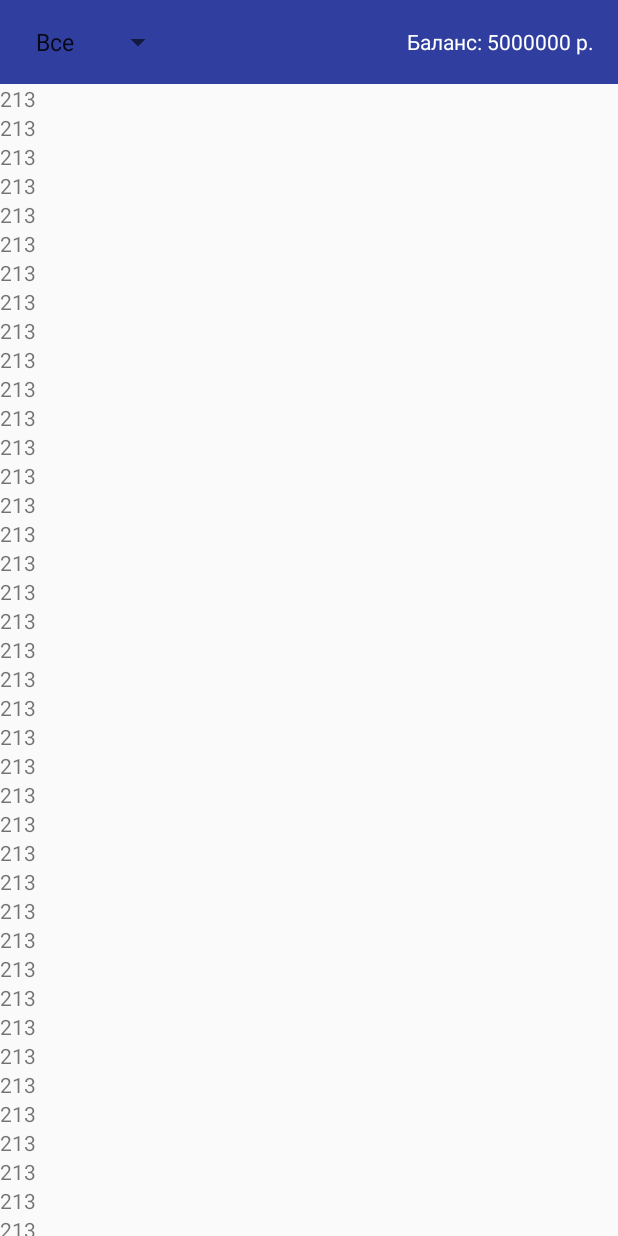
After one commit to batuevAA/ps_store, an Android app: the GameListActivity screen opened directly, with no data from a screen before it, on a phone screen of 412 x 824 dp. The commit adds this screen. Run offline under Robolectric (Android 15) with nearby library versions, the phone set to English and light mode, and no system bars.

Commit message:
Список игр

```diff
--- a/app/build.gradle
+++ b/app/build.gradle
@@ -2,10 +2,9 @@ apply plugin: 'com.android.application'
 
 android {
     compileSdkVersion 26
-    buildToolsVersion "28.0.3"
     defaultConfig {
         applicationId "ps_store.batuev.com.ps_store"
-        minSdkVersion 21
+        minSdkVersion 22
         targetSdkVersion 26
         versionCode 1
         versionName "1.0"
@@ -17,13 +16,16 @@ android {
             proguardFiles getDefaultProguardFile('proguard-android.txt'), 'proguard-rules.pro'
         }
     }
+    compileOptions {
+        sourceCompatibility JavaVersion.VERSION_1_8
+        targetCompatibility JavaVersion.VERSION_1_8
+    }
 }
 
 dependencies {
     implementation fileTree(dir: 'libs', include: ['*.jar'])
     implementation 'com.android.support.constraint:constraint-layout:1.1.3'
-    testImplementation 'junit:junit:4.12'
-    androidTestImplementation 'com.android.support.test:runner:1.0.2'
-    androidTestImplementation 'com.android.support.test.espresso:espresso-core:3.0.2'
     implementation 'com.google.code.gson:gson:2.8.5'
+    implementation 'com.android.support:recyclerview-v7:26.1.0'
+    implementation 'com.android.support:support-v4:26.1.0'
 }
--- a/app/src/main/AndroidManifest.xml
+++ b/app/src/main/AndroidManifest.xml
@@ -2,7 +2,7 @@
 <manifest xmlns:android="http://schemas.android.com/apk/res/android"
           package="ps_store.batuev.com.ps_store">
 
-    <uses-permission android:name="android.permission.INTERNET" />
+    <uses-permission android:name="android.permission.INTERNET"/>
 
     <application
             android:allowBackup="true"
@@ -20,6 +20,8 @@
         </activity>
         <activity android:name=".RegistrationActivity">
         </activity>
+        <activity android:name=".GameListActivity">
+        </activity>
     </application>
 
 </manifest>
--- /dev/null
+++ b/app/src/main/java/ps_store/batuev/com/ps_store/GameAdapter.java
@@ -0,0 +1,49 @@
+package ps_store.batuev.com.ps_store;
+import android.content.Context;
+import android.support.v7.widget.RecyclerView;
+import android.view.LayoutInflater;
+import android.view.View;
+import android.view.ViewGroup;
+
+import java.util.List;
+
+
+
+
+
+public class GameAdapter extends RecyclerView.Adapter<GameAdapter.ViewHolder> {
+
+    private LayoutInflater inflater;
+    private List<Game> phones;
+
+    public GameAdapter(Context context, List<Game> phones) {
+        this.phones = phones;
+        this.inflater = LayoutInflater.from(context);
+    }
+
+    @Override
+    public ViewHolder onCreateViewHolder(ViewGroup parent, int viewType) {
+        View view = inflater.inflate(R.layout.game, parent, false);
+        return new ViewHolder(view);
+    }
+
+
+    @Override
+    public void onBindViewHolder(ViewHolder holder, int position) {
+
+    }
+
+
+    @Override
+    public int getItemCount() {
+        return 155;
+    }
+
+
+    public class ViewHolder extends RecyclerView.ViewHolder {
+
+        public ViewHolder(View itemView) {
+            super(itemView);
+        }
+    }
+}
--- /dev/null
+++ b/app/src/main/java/ps_store/batuev/com/ps_store/GameListActivity.java
@@ -0,0 +1,29 @@
+package ps_store.batuev.com.ps_store;
+
+import android.app.Activity;
+import android.os.Bundle;
+import android.support.v7.widget.RecyclerView;
+
+import java.util.Collections;
+
+
+
+
+
+public class GameListActivity extends Activity {
+
+    private RecyclerView recyclerView;
+
+    @Override
+    protected void onCreate(Bundle savedInstanceState) {
+        super.onCreate(savedInstanceState);
+        setContentView(R.layout.activity_game_list);
+
+        this.recyclerView = findViewById(R.id.gameList);
+
+        // создаем адаптер
+        GameAdapter adapter = new GameAdapter(this, Collections.emptyList());
+        // устанавливаем для списка адаптер
+        recyclerView.setAdapter(adapter);
+    }
+}
--- a/app/src/main/java/ps_store/batuev/com/ps_store/MainActivity.java
+++ b/app/src/main/java/ps_store/batuev/com/ps_store/MainActivity.java
@@ -33,6 +33,8 @@ public class MainActivity extends Activity {
 
 
     public void login(View view) {
+        final MainActivity that = this;
+
         new AsyncTask<Void, Void, User>() {
             @Override
             protected User doInBackground(Void... strings) {
@@ -43,7 +45,11 @@ public class MainActivity extends Activity {
             @Override
             protected void onPostExecute(User user) {
                 User.CURRENT_USER = user;
-                // TODO: На экран с играми
+
+                if (user != null) {
+                    Intent intent = new Intent(that, GameListActivity.class);
+                    that.startActivity(intent);
+                }
             }
         }.execute();
     }
--- a/app/src/main/java/ps_store/batuev/com/ps_store/ServerApi.java
+++ b/app/src/main/java/ps_store/batuev/com/ps_store/ServerApi.java
@@ -94,15 +94,6 @@ public class ServerApi {
     }
 
 
-    /**
-     * Получить список игр по платформе
-     * */
-    public static ArrayList<Game> getGames(GamePlatform platform) {
-
-        return null;
-    }
-
-
 
     /**
      * Покупка игры
--- /dev/null
+++ b/app/src/main/res/layout/activity_game_list.xml
@@ -0,0 +1,43 @@
+<?xml version="1.0" encoding="utf-8"?>
+<LinearLayout
+        xmlns:android="http://schemas.android.com/apk/res/android"
+        xmlns:tools="http://schemas.android.com/tools"
+        xmlns:app="http://schemas.android.com/apk/res-auto"
+        android:layout_width="match_parent"
+        android:layout_height="match_parent"
+        android:orientation="vertical"
+        tools:context="ps_store.batuev.com.ps_store.GameListActivity">
+
+    <Toolbar
+            android:layout_width="match_parent"
+            android:layout_height="wrap_content"
+            android:background="@color/colorPrimaryDark">
+
+        <Spinner
+                android:id="@+id/consoleType"
+                android:layout_width="wrap_content"
+                android:layout_height="wrap_content"
+                android:entries="@array/consoleList"
+                android:textColor="#ffffff"
+        />
+
+        <TextView
+                android:id="@+id/balance"
+                android:layout_width="wrap_content"
+                android:layout_height="match_parent"
+                android:text="Баланс: 5000000 р."
+                android:textColor="#ffffff"
+                android:paddingRight="16dp"
+                android:layout_gravity="end"
+        />
+
+
+    </Toolbar>
+
+    <android.support.v7.widget.RecyclerView
+            android:id="@+id/gameList"
+            app:layoutManager="LinearLayoutManager"
+            android:layout_width="match_parent"
+            android:layout_height="match_parent"/>
+
+</LinearLayout>
--- a/app/src/main/res/layout/activity_main.xml
+++ b/app/src/main/res/layout/activity_main.xml
@@ -37,7 +37,7 @@
                 android:layout_width="match_parent"
                 android:layout_height="wrap_content"
                 android:inputType="text"
-                android:hint="Логин"/>
+                android:hint="Логин" android:text="admin"/>
 
 
         <EditText
@@ -46,7 +46,7 @@
                 android:layout_height="wrap_content"
                 android:password="true"
                 android:inputType="text"
-                android:hint="Пароль"/>
+                android:hint="Пароль" android:text="0000"/>
 
         <Button
                 android:layout_width="match_parent"
--- /dev/null
+++ b/app/src/main/res/layout/game.xml
@@ -0,0 +1,11 @@
+<?xml version="1.0" encoding="utf-8"?>
+<LinearLayout xmlns:android="http://schemas.android.com/apk/res/android"
+              android:layout_width="match_parent"
+              android:layout_height="wrap_content"
+              android:orientation="vertical">
+
+
+    <TextView android:layout_width="match_parent" android:layout_height="match_parent" android:text="213"/>
+
+
+</LinearLayout>
--- a/app/src/main/res/values/strings.xml
+++ b/app/src/main/res/values/strings.xml
@@ -1,3 +1,10 @@
 <resources>
     <string name="app_name">ps_store</string>
+
+    <string-array name="consoleList">
+        <item>Все</item>
+        <item>PS_3</item>
+        <item>PS_4</item>
+        <item>Xbox</item>
+    </string-array>
 </resources>
```
Also changed, not shown: 1 other file.
